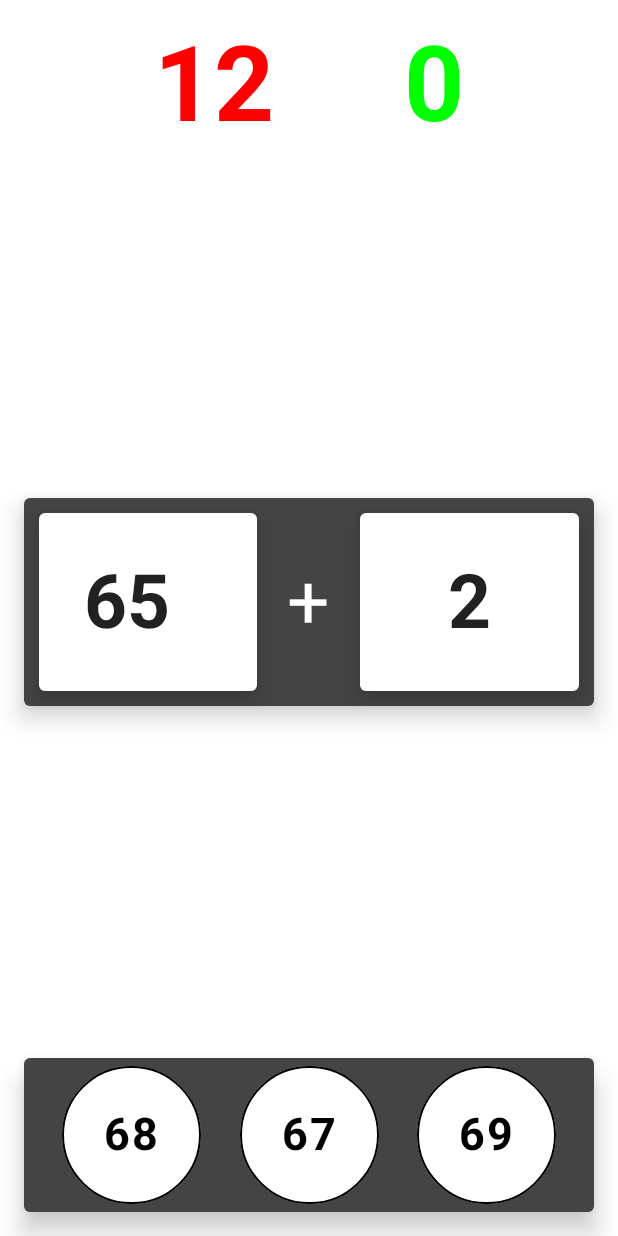
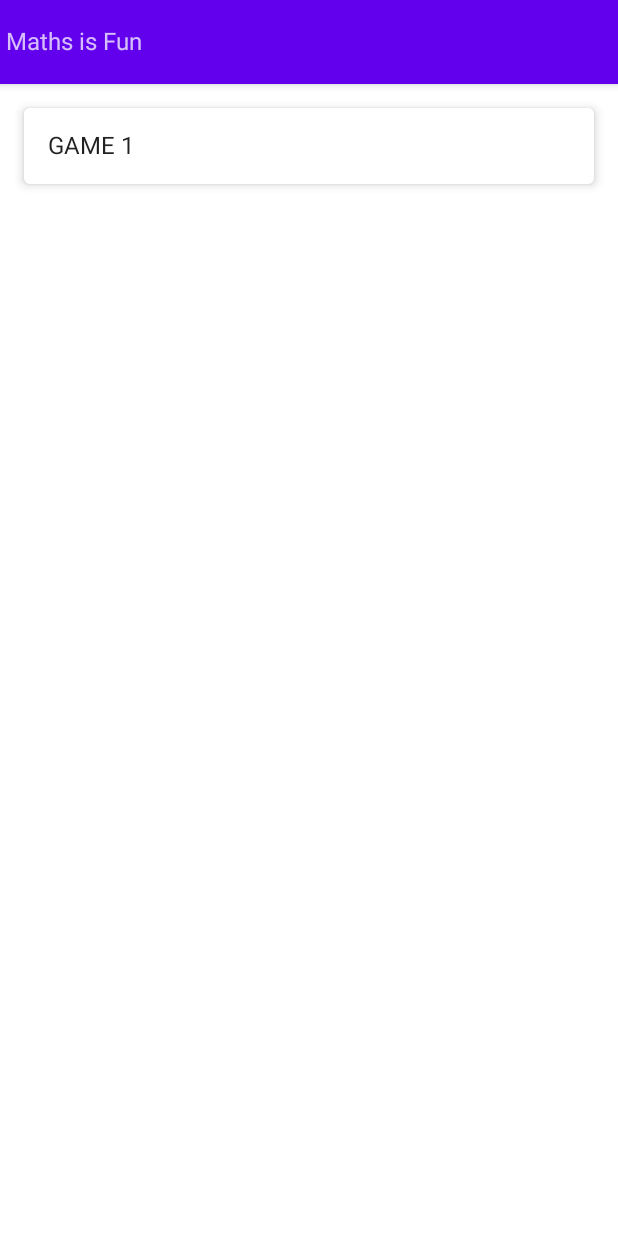
Before and after one commit to dr-lobo/AndroidComposeGame, an Android app built with Jetpack Compose: the screen it shows after launch (MainActivity), on a phone screen of 412 x 824 dp. Run offline under Robolectric (Android 15) with nearby library versions, the phone set to English and light mode, and no system bars.

```diff
--- a/app/src/main/java/com/example/game/Game1.kt
+++ b/app/src/main/java/com/example/game/Game1.kt
@@ -248,3 +248,4 @@ fun DefaultPreview() {
   GameTheme {
     Game1()
   }
+}
--- a/app/src/main/java/com/example/game/MainActivity.kt
+++ b/app/src/main/java/com/example/game/MainActivity.kt
@@ -1,13 +1,23 @@
 package com.example.game
 
 import android.os.Bundle
+import android.view.Surface
 import androidx.activity.ComponentActivity
 import androidx.activity.compose.setContent
+import androidx.compose.foundation.layout.Column
 import androidx.compose.foundation.layout.fillMaxSize
+import androidx.compose.foundation.layout.fillMaxWidth
+import androidx.compose.foundation.layout.padding
+import androidx.compose.material.Card
 import androidx.compose.material.MaterialTheme
+import androidx.compose.material.Scaffold
 import androidx.compose.material.Surface
+import androidx.compose.material.Text
+import androidx.compose.material.TopAppBar
 import androidx.compose.ui.Modifier
+import androidx.compose.ui.unit.dp
 import com.example.game.ui.theme.GameTheme
+import org.w3c.dom.Text
 
 class MainActivity : ComponentActivity() {
   override fun onCreate(savedInstanceState: Bundle?) {
@@ -16,7 +26,25 @@ class MainActivity : ComponentActivity() {
       GameTheme {
         // A surface container using the 'background' color from the theme
         Surface(modifier = Modifier.fillMaxSize(), color = MaterialTheme.colors.background) {
-          Game1()
+          Scaffold(
+            topBar = {
+              TopAppBar { Text("Maths is Fun") }
+            }
+          ) {
+            Column(Modifier.fillMaxWidth()) {
+              Card(
+                Modifier
+                  .fillMaxWidth()
+                  .padding(16.dp),
+                elevation = 4.dp
+              ) {
+                Text(
+                  modifier = Modifier.padding(16.dp),
+                  text = "GAME 1"
+                )
+              }
+            }
+          }
         }
       }
     }
```
Also changed, not shown: app/build.gradle (+11 -1 lines).
